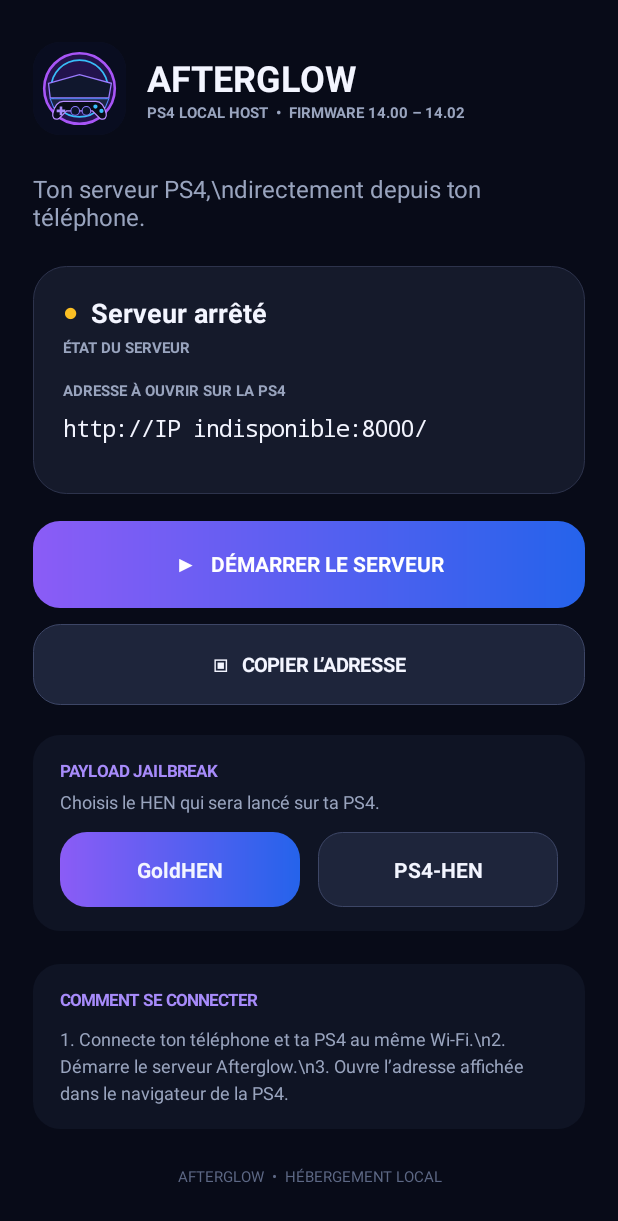
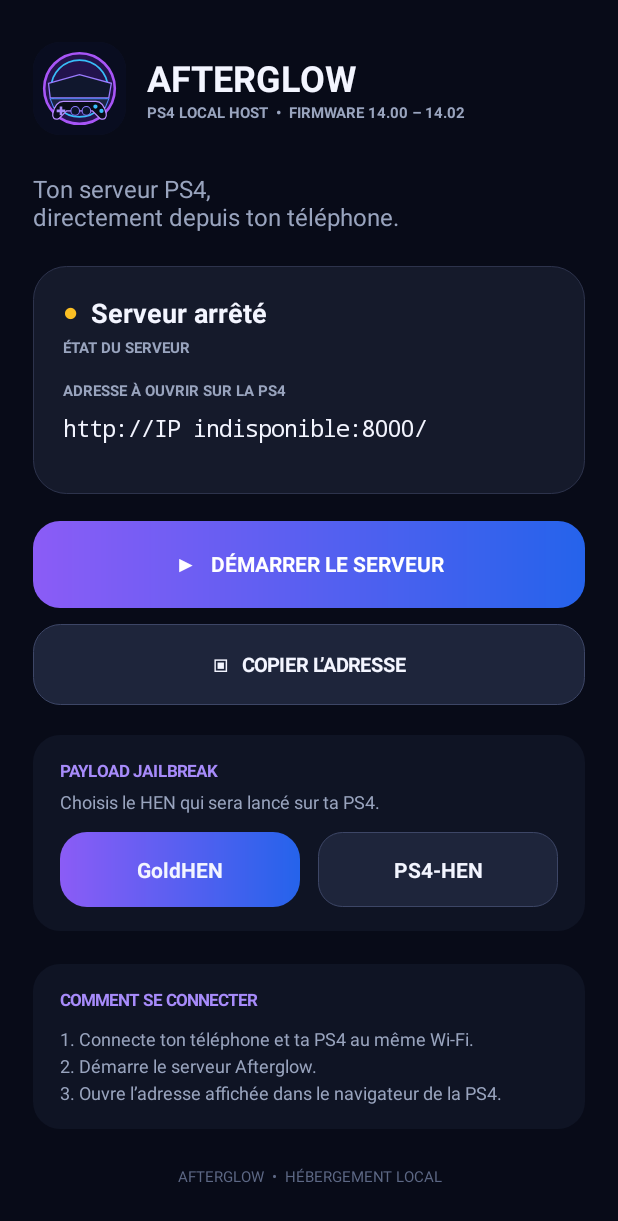
Before and after one commit to alexandramiart-design/ps4, an Android app: the screen it shows after launch (MainActivity), on a phone screen of 412 x 824 dp. Shown: the top 1221 px of the screen. Run offline under Robolectric (Android 15) with nearby library versions, the phone set to English and light mode, and no system bars.

Commit message:
Preserve Android UI line breaks

```diff
--- a/Afterglow-overlay/app/src/main/java/fr/local/ps4server/MainActivity.kt
+++ b/Afterglow-overlay/app/src/main/java/fr/local/ps4server/MainActivity.kt
@@ -48,7 +48,7 @@ class MainActivity : Activity() {
         brand.addView(logo,LinearLayout.LayoutParams(dp(62),dp(62)))
         val brandText=LinearLayout(this).apply { orientation=LinearLayout.VERTICAL; setPadding(dp(14),0,0,0); addView(label("AFTERGLOW",24f,white,true)); addView(label("PS4 LOCAL HOST  •  FIRMWARE 14.00 – 14.02",10f,muted,true)) }
         brand.addView(brandText); root.addView(brand)
-        root.addView(label("Ton serveur PS4,\\ndirectement depuis ton téléphone.",16f,muted).apply { setPadding(0,dp(25),0,dp(22)) })
+        root.addView(label("Ton serveur PS4,\ndirectement depuis ton téléphone.",16f,muted).apply { setPadding(0,dp(25),0,dp(22)) })
         val card=LinearLayout(this).apply { orientation=LinearLayout.VERTICAL; setPadding(dp(20),dp(19),dp(20),dp(19)); background=rounded(panel,22f,Color.rgb(45,51,76)) }
         val line=LinearLayout(this).apply { orientation=LinearLayout.HORIZONTAL; gravity=Gravity.CENTER_VERTICAL }
         statusDot=label("●",16f,Color.rgb(251,191,36),true); line.addView(statusDot)
@@ -79,7 +79,7 @@ class MainActivity : Activity() {
         updateModeButtons()
         val info=LinearLayout(this).apply { orientation=LinearLayout.VERTICAL; setPadding(dp(18),dp(16),dp(18),dp(16)); background=rounded(Color.rgb(15,20,36),18f) }
         info.addView(label("COMMENT SE CONNECTER",11f,purple,true))
-        info.addView(label("1. Connecte ton téléphone et ta PS4 au même Wi-Fi.\\n2. Démarre le serveur Afterglow.\\n3. Ouvre l’adresse affichée dans le navigateur de la PS4.",12f,muted).apply { setLineSpacing(dp(4).toFloat(),1f); setPadding(0,dp(10),0,0) })
+        info.addView(label("1. Connecte ton téléphone et ta PS4 au même Wi-Fi.\n2. Démarre le serveur Afterglow.\n3. Ouvre l’adresse affichée dans le navigateur de la PS4.",12f,muted).apply { setLineSpacing(dp(4).toFloat(),1f); setPadding(0,dp(10),0,0) })
         root.addView(info,LinearLayout.LayoutParams(-1,-2).apply { topMargin=dp(22) })
         root.addView(label("AFTERGLOW  •  HÉBERGEMENT LOCAL",10f,Color.rgb(93,104,133)).apply { gravity=Gravity.CENTER; setPadding(0,dp(25),0,0) })
         setContentView(scroll)
```
